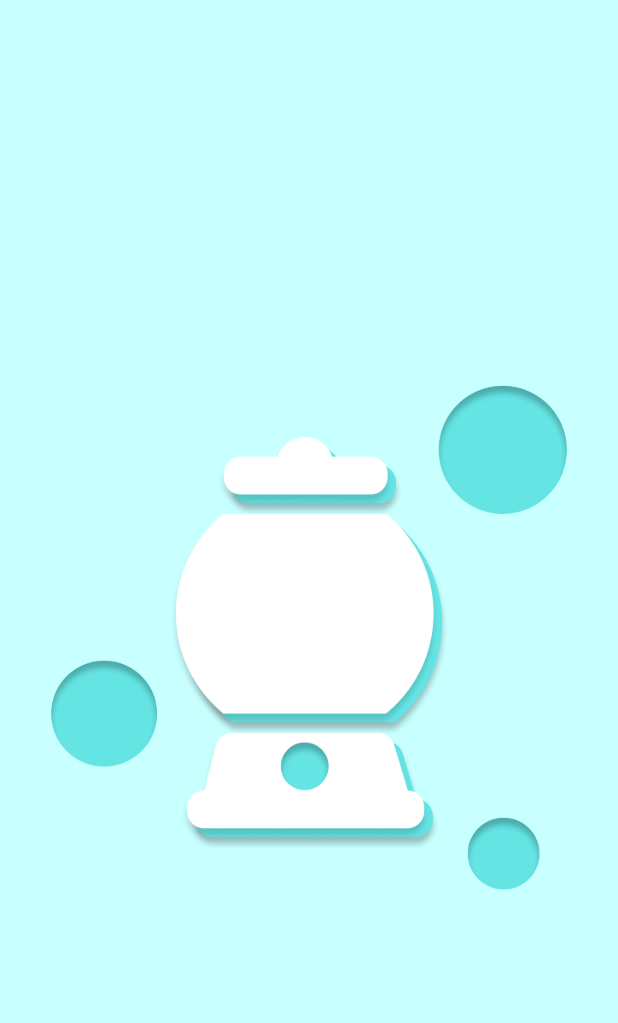
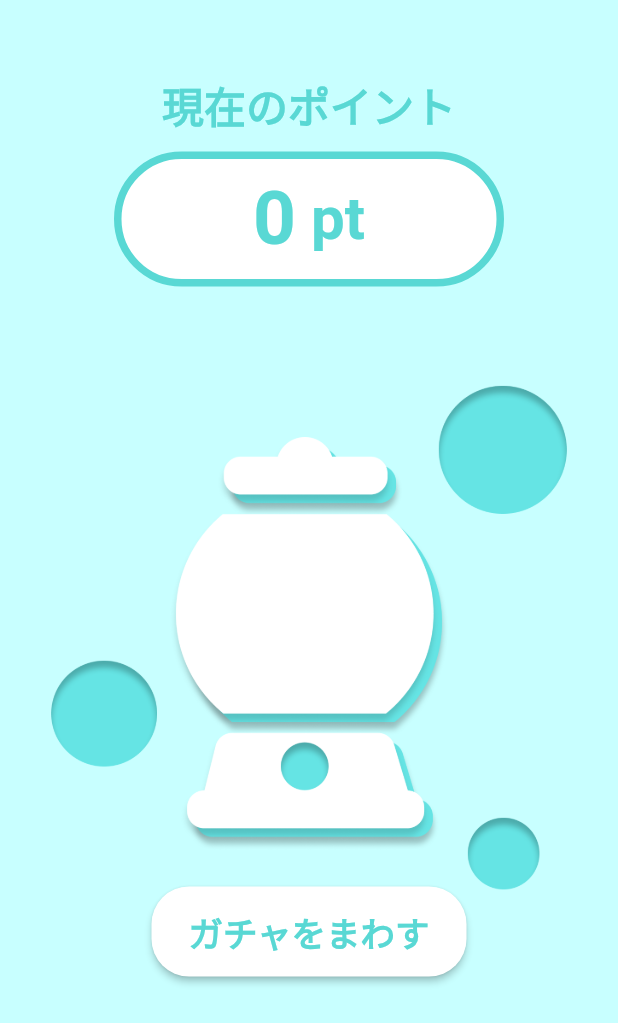
Before and after one commit to Jin2003/kishoutenketsu_rta, a Flutter app: the GatchaPage screen opened directly, on a phone screen of 412 x 824 dp. Shown: the top 1023 px of the screen. Run offline on Flutter 3.47's test engine with Material 2 defaults, Android fonts, the phone set to English and light mode, and no system bars; our stand-ins replace curved_navigation_bar, google_fonts; missing offline and left inert: nfc_manager.

Commit message:
[change] gatcha_page add button
[change] start_page

[fix] nfc_setting_page
debugg ok!!??

```diff
--- a/lib/view/pages/gatcha_page.dart
+++ b/lib/view/pages/gatcha_page.dart
@@ -2,6 +2,8 @@ import 'package:flutter/material.dart';
 import 'package:flutter/src/widgets/container.dart';
 import 'package:flutter/src/widgets/framework.dart';
 import 'package:kishoutenketsu_rta/view/pages/components/custom_text_blue.dart';
+import 'package:kishoutenketsu_rta/view/pages/components/elevate_button.dart';
+import 'package:kishoutenketsu_rta/view/pages/components/outline_button.dart';
 
 import '../constant.dart';
 
@@ -13,21 +15,102 @@ class GatchaPage extends StatefulWidget {
 }
 
 class _GatchaPageState extends State<GatchaPage> {
+  // point
+  String _point = '0';
   @override
   Widget build(BuildContext context) {
     return Scaffold(
       backgroundColor: Constant.mainColor,
       body: Stack(
         children: [
-            Positioned.fill(
-              child: Image.asset(
+          Image.asset(
             "assets/gatcha_page.png",
             fit: BoxFit.cover,
           ),
-            ),//floatingActionButtonLocation: FloatingActionButtonLocation.centerFloat,
+          Column(
+            children: [
+              SizedBox(
+                height: 50,
+                width: 1,
+              ),
+              CustomTextBlue(text: '現在のポイント', fontSize: 28),
+              SizedBox(
+                height: 10,
+                width: 1,
+              ),
+              Container(
+                alignment: Alignment.center,
+                width: 260,
+                height: 90,
+                decoration: BoxDecoration(
+                  border: Border.all(color: Constant.mainColor, width: 5),
+                  borderRadius: BorderRadius.circular(60),
+                  // color と boxdecorationの共存はNG
+                  color: Constant.white,
+                ),
+                child: Row(
+                  mainAxisAlignment: MainAxisAlignment.center,
+                  children: [
+                    Text(
+                      textAlign: TextAlign.center,
+                      _point,
+                      style: TextStyle(
+                        fontSize: 50,
+                        fontWeight: FontWeight.bold,
+                        color: Constant.mainColor,
+                      ),
+                    ),
+                    SizedBox(
+                      width: 10,
+                      height: 1,
+                    ),
+                    Text(
+                      'pt',
+                      style: TextStyle(
+                        fontSize: 40,
+                        fontWeight: FontWeight.bold,
+                        color: Constant.mainColor,
+                      ),
+                    ),
                   ],
                 ),
+              ),
 
+              //ElevateButton(title: 'ガチャをまわす'),
+              SizedBox(
+                height: 400,
+                width: 1,
+              ),
+              //OutlineButton(title: 'e', width: 10, height: 10, fontsize: 10, shape: 10)
+              //ElevateButton(title: 'ガチャをまわす'),
+              SizedBox(
+                width: 210,
+                height: 60,
+                child: ElevatedButton(
+                  style: ElevatedButton.styleFrom(
+                    backgroundColor: Constant.white,
+                    shape: RoundedRectangleBorder(
+                      borderRadius: BorderRadius.circular(25),
+                    ),
+                  ),
+                  onPressed: () {},
+                  child: CustomTextBlue(
+                    text: 'ガチャをまわす',
+                    fontSize: 23,
+                  ),
+                  // child: Text(
+                  //   style: TextStyle(
+                  //     color: Constant.mainColor,
+                  //   ),
+                  //   'ガチャを回す'
+                  // ),
+                ),
+              ),
+            ],
+          ),
+        ],
+        fit: StackFit.expand,
+      ),
     );
   }
 }
```
Also changed, not shown: lib/view/pages/nfc_setting_page.dart (+77 -25 lines), lib/view/pages/start_page.dart (+9 -8 lines). Lines whose indentation alone changed are shown as unchanged.
